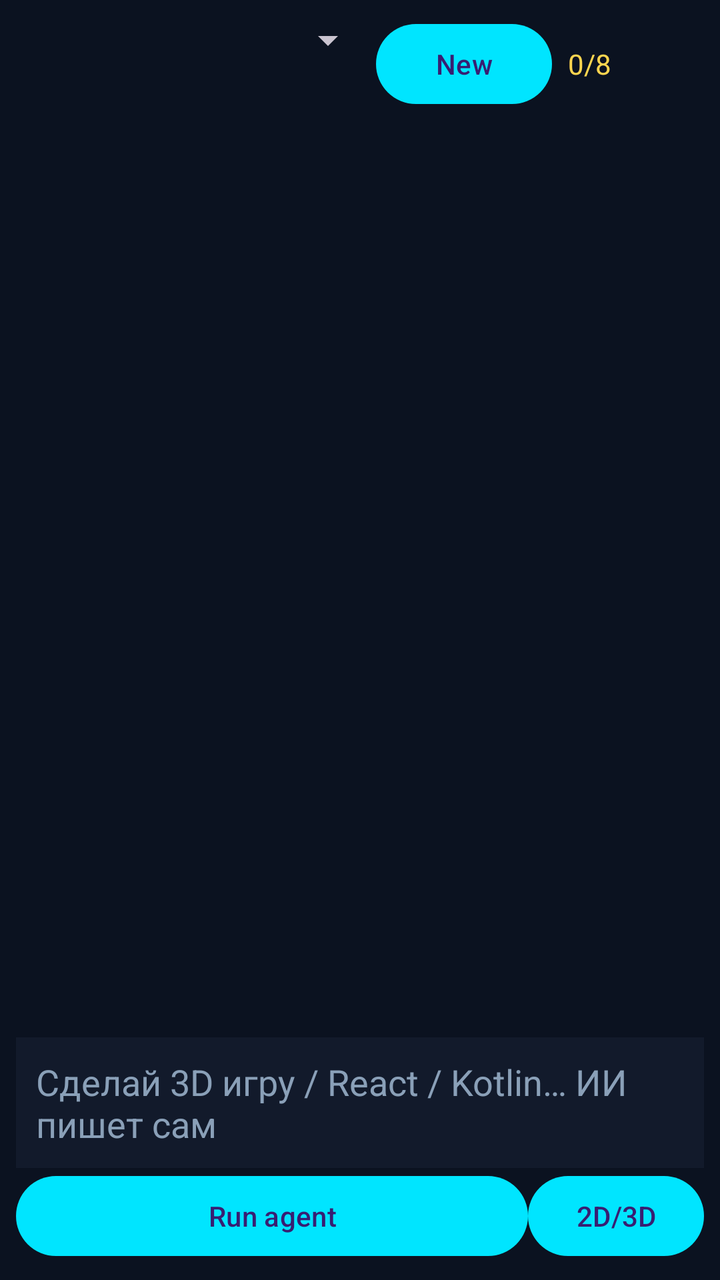
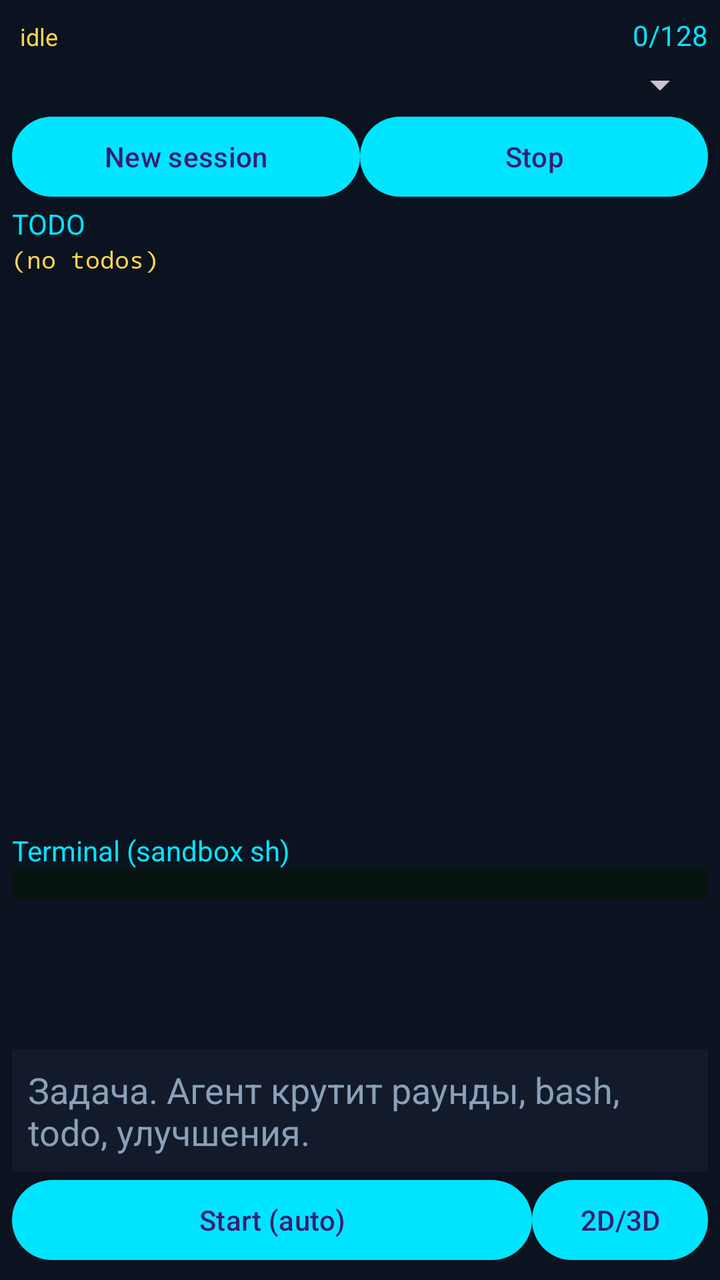

The first picture is an Android layout as it rendered before a commit; the second is the same layout after the commit. The layout source and the unified diff follow.
<!-- AndroidManifest.xml: application theme Theme.AndroIDE -->
<!-- res/layout/tab_agent.xml -->
<?xml version="1.0" encoding="utf-8"?>
<LinearLayout xmlns:android="http://schemas.android.com/apk/res/android"
    android:layout_width="match_parent"
    android:layout_height="match_parent"
    android:orientation="vertical"
    android:padding="8dp">

    <HorizontalScrollView
        android:layout_width="match_parent"
        android:layout_height="wrap_content">
        <LinearLayout android:orientation="horizontal" android:layout_width="wrap_content" android:layout_height="wrap_content">
            <Spinner android:id="@+id/sessionSpin" android:layout_width="180dp" android:layout_height="wrap_content" />
            <Button android:id="@+id/btnNewSession" android:layout_width="wrap_content" android:layout_height="wrap_content" android:text="New" />
            <TextView android:id="@+id/roundLabel" android:layout_width="wrap_content" android:layout_height="wrap_content" android:textColor="@color/gold" android:padding="8dp" android:text="0/8" />
        </LinearLayout>
    </HorizontalScrollView>

    <TextView
        android:id="@+id/agentMeta"
        android:layout_width="match_parent"
        android:layout_height="wrap_content"
        android:textColor="@color/muted"
        android:textSize="12sp" />

    <ScrollView
        android:id="@+id/agentScroll"
        android:layout_width="match_parent"
        android:layout_height="0dp"
        android:layout_weight="1"
        android:fillViewport="true">
        <LinearLayout
            android:id="@+id/chatBox"
            android:orientation="vertical"
            android:layout_width="match_parent"
            android:layout_height="wrap_content"
            android:padding="4dp" />
    </ScrollView>

    <EditText
        android:id="@+id/agentInput"
        android:layout_width="match_parent"
        android:layout_height="wrap_content"
        android:minLines="2"
        android:hint="Сделай 3D игру / React / Kotlin… ИИ пишет сам"
        android:textColor="@color/text"
        android:textColorHint="@color/muted"
        android:background="@color/panel"
        android:padding="10dp" />

    <LinearLayout android:orientation="horizontal" android:layout_width="match_parent" android:layout_height="wrap_content">
        <Button android:id="@+id/btnSend" android:layout_width="0dp" android:layout_height="wrap_content" android:layout_weight="1" android:text="Run agent" />
        <Button android:id="@+id/btnTmpl" android:layout_width="wrap_content" android:layout_height="wrap_content" android:text="2D/3D" />
    </LinearLayout>
</LinearLayout>
<!-- resources referenced by this layout -->
<resources>
  <color name="gold">#FFD54F</color>
  <color name="muted">#8AA0B8</color>
  <color name="panel">#121A2B</color>
  <color name="text">#E8F1FF</color>
  <style name="Theme.AndroIDE" parent="Theme.Material3.Dark.NoActionBar">
          <item name="colorPrimary">#00E5FF</item>
          <item name="colorSecondary">#FFD54F</item>
          <item name="android:statusBarColor">#0B1220</item>
          <item name="android:navigationBarColor">#0B1220</item>
          <item name="android:windowBackground">#0B1220</item>
      </style>
</resources>

<!-- the commit's change to res/layout/tab_agent.xml (unified diff, before → after) -->
@@ -3,52 +3,37 @@
     android:layout_width="match_parent"
     android:layout_height="match_parent"
     android:orientation="vertical"
-    android:padding="8dp">
+    android:padding="6dp">
 
-    <HorizontalScrollView
-        android:layout_width="match_parent"
-        android:layout_height="wrap_content">
-        <LinearLayout android:orientation="horizontal" android:layout_width="wrap_content" android:layout_height="wrap_content">
-            <Spinner android:id="@+id/sessionSpin" android:layout_width="180dp" android:layout_height="wrap_content" />
-            <Button android:id="@+id/btnNewSession" android:layout_width="wrap_content" android:layout_height="wrap_content" android:text="New" />
-            <TextView android:id="@+id/roundLabel" android:layout_width="wrap_content" android:layout_height="wrap_content" android:textColor="@color/gold" android:padding="8dp" android:text="0/8" />
-        </LinearLayout>
-    </HorizontalScrollView>
+    <LinearLayout android:orientation="horizontal" android:layout_width="match_parent" android:layout_height="wrap_content">
+        <ProgressBar android:id="@+id/busy" android:layout_width="22dp" android:layout_height="22dp" android:visibility="gone" />
+        <TextView android:id="@+id/indicator" android:layout_width="0dp" android:layout_weight="1" android:layout_height="wrap_content" android:textColor="@color/gold" android:text="idle" android:textSize="12sp" android:padding="4dp" />
+        <TextView android:id="@+id/roundLabel" android:layout_width="wrap_content" android:layout_height="wrap_content" android:textColor="@color/accent" android:text="0/128" />
+    </LinearLayout>
 
-    <TextView
-        android:id="@+id/agentMeta"
-        android:layout_width="match_parent"
-        android:layout_height="wrap_content"
-        android:textColor="@color/muted"
-        android:textSize="12sp" />
+    <Spinner android:id="@+id/sessionSpin" android:layout_width="match_parent" android:layout_height="wrap_content" />
+    <LinearLayout android:orientation="horizontal" android:layout_width="match_parent" android:layout_height="wrap_content">
+        <Button android:id="@+id/btnNewSession" android:layout_width="0dp" android:layout_weight="1" android:layout_height="wrap_content" android:text="New session" />
+        <Button android:id="@+id/btnStop" android:layout_width="0dp" android:layout_weight="1" android:layout_height="wrap_content" android:text="Stop" />
+    </LinearLayout>
 
-    <ScrollView
-        android:id="@+id/agentScroll"
-        android:layout_width="match_parent"
-        android:layout_height="0dp"
-        android:layout_weight="1"
-        android:fillViewport="true">
-        <LinearLayout
-            android:id="@+id/chatBox"
-            android:orientation="vertical"
-            android:layout_width="match_parent"
-            android:layout_height="wrap_content"
-            android:padding="4dp" />
+    <TextView android:text="TODO" android:textColor="@color/accent" android:layout_width="wrap_content" android:layout_height="wrap_content" />
+    <TextView android:id="@+id/todoView" android:layout_width="match_parent" android:layout_height="wrap_content" android:textColor="@color/gold" android:fontFamily="monospace" android:textSize="12sp" android:text="(no todos)" />
+
+    <TextView android:id="@+id/agentMeta" android:layout_width="match_parent" android:layout_height="wrap_content" android:textColor="@color/muted" android:textSize="11sp" />
+
+    <ScrollView android:id="@+id/agentScroll" android:layout_width="match_parent" android:layout_height="0dp" android:layout_weight="1">
+        <LinearLayout android:id="@+id/chatBox" android:orientation="vertical" android:layout_width="match_parent" android:layout_height="wrap_content" />
     </ScrollView>
 
-    <EditText
-        android:id="@+id/agentInput"
-        android:layout_width="match_parent"
-        android:layout_height="wrap_content"
-        android:minLines="2"
-        android:hint="Сделай 3D игру / React / Kotlin… ИИ пишет сам"
-        android:textColor="@color/text"
-        android:textColorHint="@color/muted"
-        android:background="@color/panel"
-        android:padding="10dp" />
+    <TextView android:text="Terminal (sandbox sh)" android:textColor="@color/accent" android:layout_width="wrap_content" android:layout_height="wrap_content" />
+    <ScrollView android:layout_width="match_parent" android:layout_height="90dp">
+        <TextView android:id="@+id/termMini" android:layout_width="match_parent" android:layout_height="wrap_content" android:fontFamily="monospace" android:textSize="11sp" android:textColor="#A5FFCE" android:background="#07140F" />
+    </ScrollView>
 
+    <EditText android:id="@+id/agentInput" android:layout_width="match_parent" android:layout_height="wrap_content" android:minLines="2" android:hint="Задача. Агент крутит раунды, bash, todo, улучшения." android:textColor="@color/text" android:textColorHint="@color/muted" android:background="@color/panel" android:padding="8dp" />
     <LinearLayout android:orientation="horizontal" android:layout_width="match_parent" android:layout_height="wrap_content">
-        <Button android:id="@+id/btnSend" android:layout_width="0dp" android:layout_height="wrap_content" android:layout_weight="1" android:text="Run agent" />
+        <Button android:id="@+id/btnSend" android:layout_width="0dp" android:layout_weight="1" android:layout_height="wrap_content" android:text="Start (auto)" />
         <Button android:id="@+id/btnTmpl" android:layout_width="wrap_content" android:layout_height="wrap_content" android:text="2D/3D" />
     </LinearLayout>
 </LinearLayout>
<!-- resource entries referenced after the edit -->
@@ -1,5 +1,6 @@
 <!-- resources referenced by this layout -->
 <resources>
+  <color name="accent">#00E5FF</color>
   <color name="gold">#FFD54F</color>
   <color name="muted">#8AA0B8</color>
   <color name="panel">#121A2B</color>
